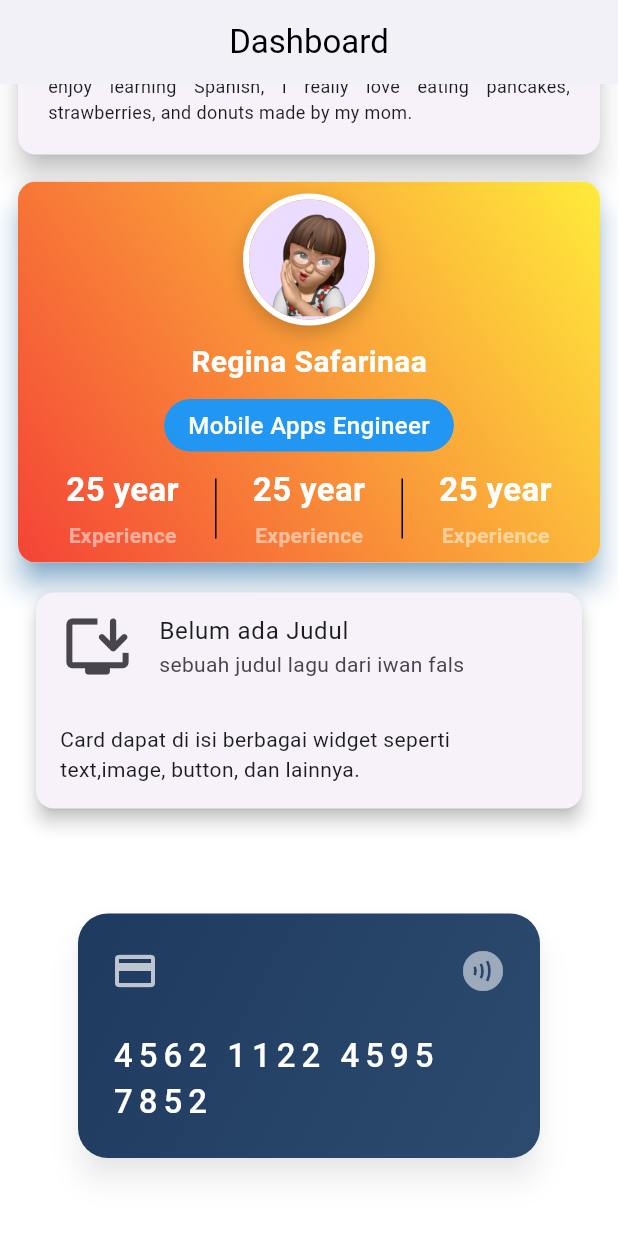
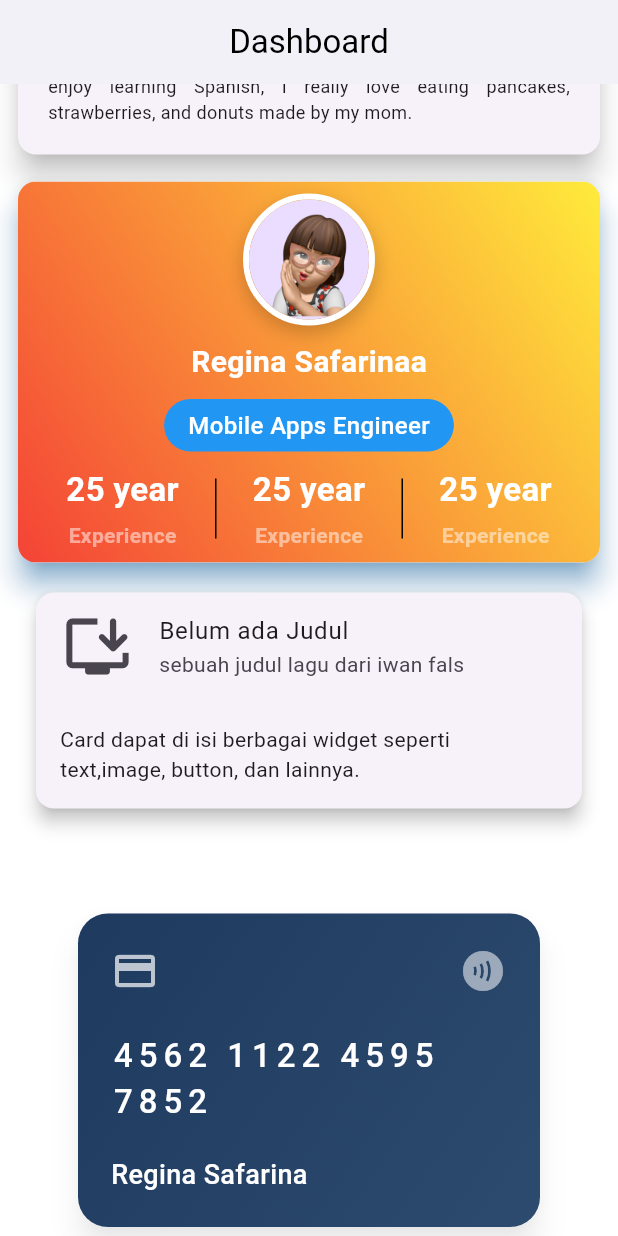
Before and after one commit to ginaa07/Tugas_week_8_latihan_card, a Flutter app: the screen it shows after launch, scrolled down 656 dp, on a phone screen of 412 x 824 dp. Run offline on Flutter 3.47's test engine with Material 3 defaults, Android fonts, the phone set to English and light mode, and no system bars.

Commit message:
buat sizedBox, row, children dan textstyle color untuk nama

```diff
--- a/lib/pages/latihan_card.dart
+++ b/lib/pages/latihan_card.dart
@@ -388,7 +388,7 @@ class LatihanCard extends StatelessWidget {
                             crossAxisAlignment: CrossAxisAlignment.start,
                             children: [
                               Row(
-                                mainAxisAlignment: MainAxisAlignment.spaceBetween, //buat space beetween di kiri dan kanan secara otomatis
+                                mainAxisAlignment: MainAxisAlignment.spaceBetween, //buat space beetween di kiri dan kanan
                                 children: [
                                   Icon(Icons.credit_card, color: Colors.white70, size: 32), //Chip Icon
                                   Icon(Icons.contactless, color: Colors.white54, size: 32), //ini untuk icon Contactless
@@ -399,8 +399,19 @@ class LatihanCard extends StatelessWidget {
                               TextStyle(
                                 color: Colors.white, fontSize: 22, fontWeight: FontWeight.w500,
                                 letterSpacing: 4, //ruang tambahan 4 pixel untuk setiap angka
-                              ),),
-
+                              ),
+                              ),
+                              SizedBox(height: 20),
+                              Row(
+                                mainAxisAlignment: MainAxisAlignment.spaceBetween, //buat space beetween di kiri dan kanan
+                                children: [
+                                  Text('Regina Safarina',
+                                  style: TextStyle(
+                                    color: Colors.white, fontSize: 18, fontWeight: FontWeight.w500,
+                                  ),
+                                  ),
+                                ],
+                              )
                             ],
                           ),
                         ),
```
